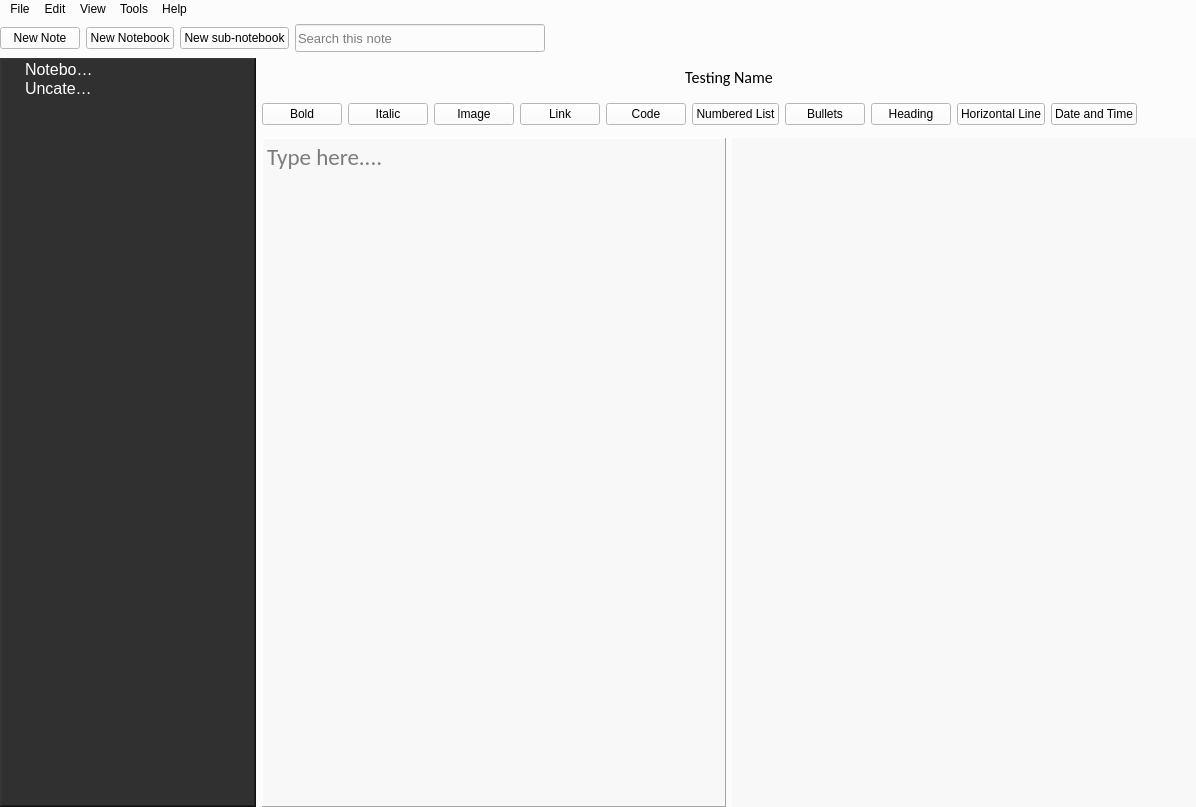
Qt form Application/GUIs/UI_files/mainWindowPTE.ui (sarvagyab/Groot) before a commit.
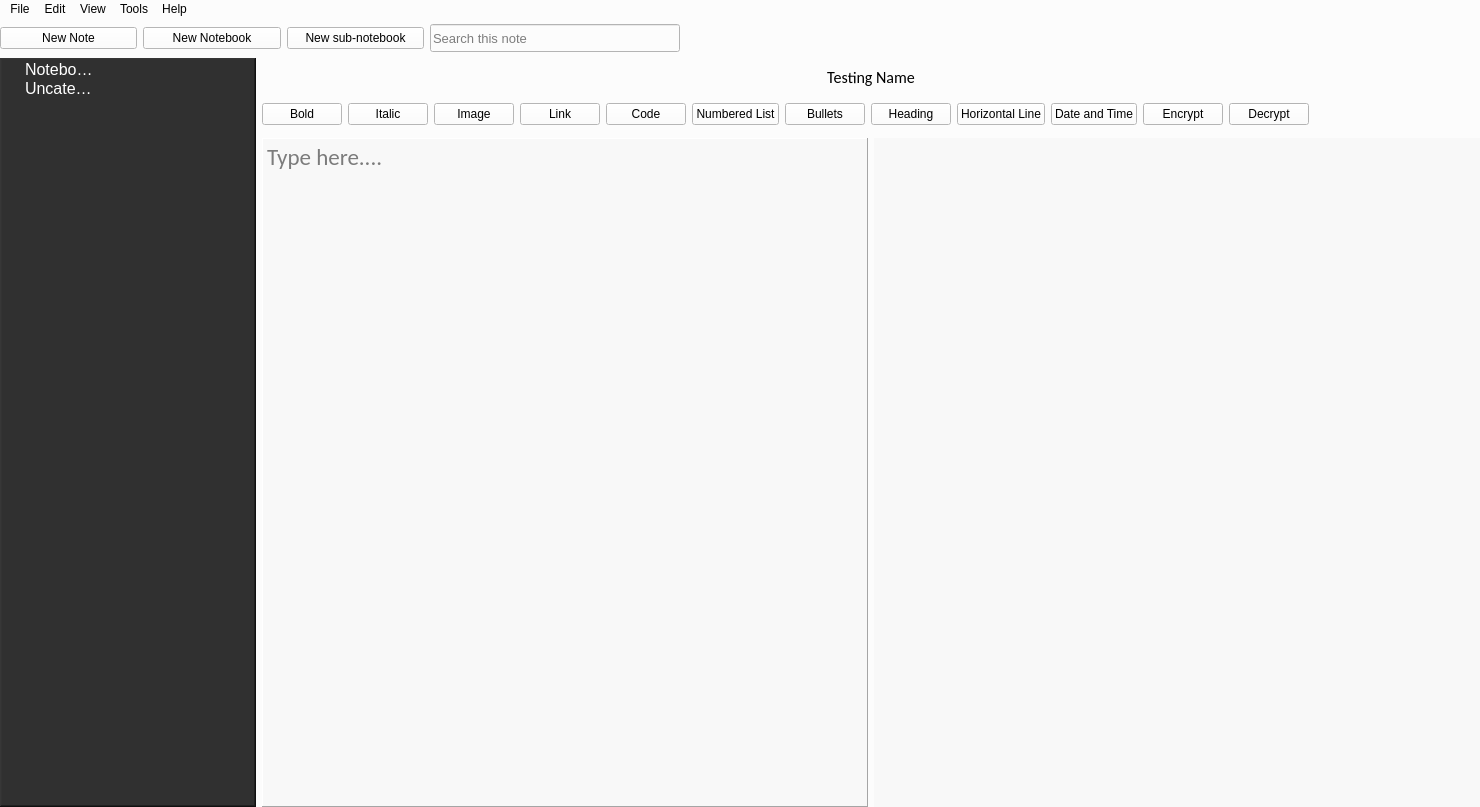
The same form after that commit.

Diff of the .ui file:
```diff
--- a/Application/GUIs/UI_files/mainWindowPTE.ui
+++ b/Application/GUIs/UI_files/mainWindowPTE.ui
@@ -6,7 +6,7 @@
    <rect>
     <x>0</x>
     <y>0</y>
-    <width>1196</width>
+    <width>1480</width>
     <height>807</height>
    </rect>
   </property>
@@ -407,6 +407,18 @@
                  <verstretch>0</verstretch>
                 </sizepolicy>
                </property>
+               <property name="autoFillBackground">
+                <bool>false</bool>
+               </property>
+               <property name="styleSheet">
+                <string notr="true">&lt;html&gt;
+&lt;style&gt;
+body {background-color: powderblue;}
+h1   {color: blue;}
+p    {color: red;}
+&lt;/style&gt;
+&lt;/html&gt;</string>
+               </property>
                <layout class="QHBoxLayout" name="horizontalLayout_3">
                 <property name="leftMargin">
                  <number>0</number>
@@ -532,6 +544,20 @@
                   </property>
                  </widget>
                 </item>
+                <item>
+                 <widget class="QPushButton" name="encryptionButton">
+                  <property name="text">
+                   <string>Encrypt</string>
+                  </property>
+                 </widget>
+                </item>
+                <item>
+                 <widget class="QPushButton" name="decryptionButton">
+                  <property name="text">
+                   <string>Decrypt</string>
+                  </property>
+                 </widget>
+                </item>
                 <item>
                  <spacer name="horizontalSpacer">
                   <property name="orientation">
@@ -659,7 +685,7 @@
     <rect>
      <x>0</x>
      <y>0</y>
-     <width>1196</width>
+     <width>1480</width>
      <height>26</height>
     </rect>
    </property>
```
